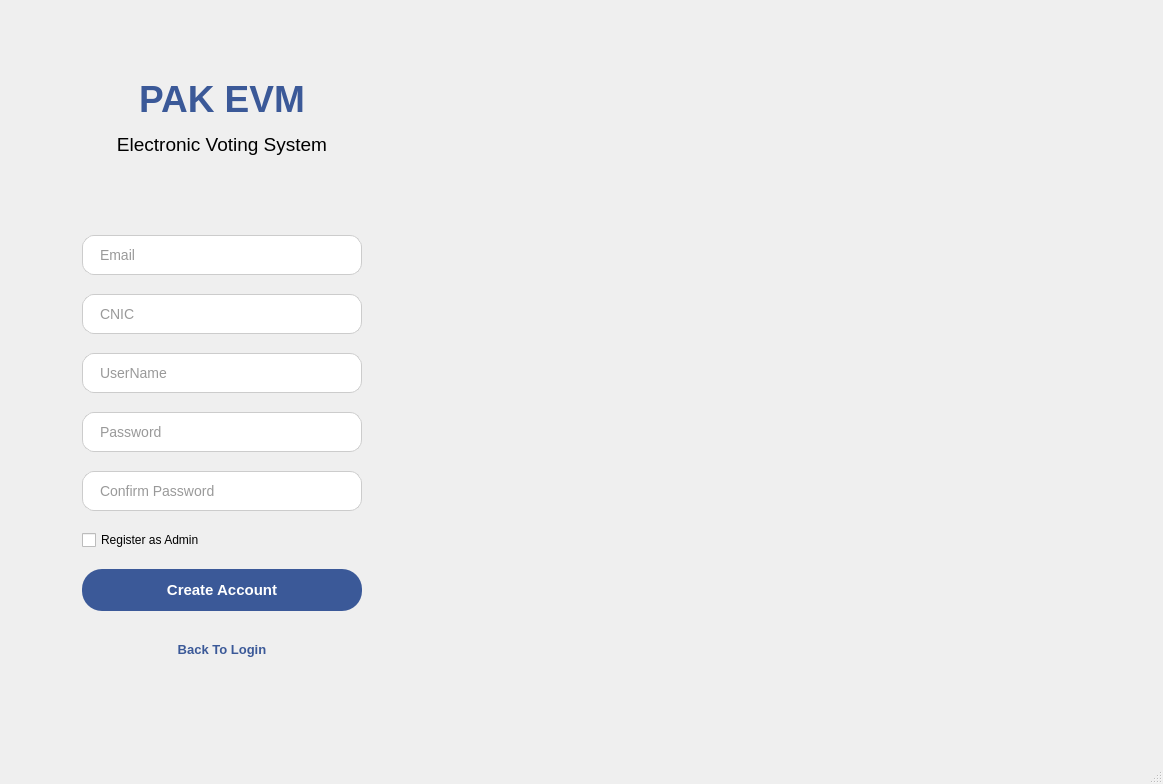
Old version of the form online_voting_app/src/views/mainwindow.ui in the repository goblegue/pak.evm.
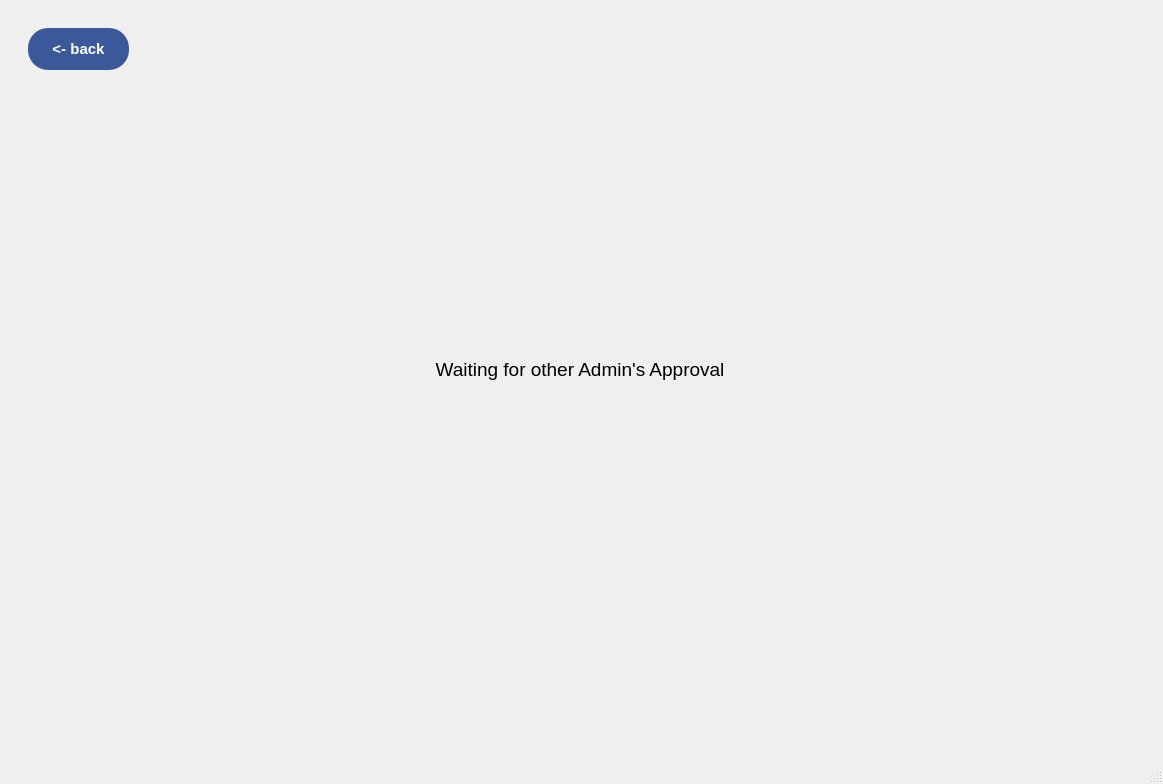
New version of the form. The open tabs and pages were chosen to show the change. Icons and pictures are not drawn.

Commit message: signup seperated

Patch:
```diff
--- a/online_voting_app/src/views/mainwindow.ui
+++ b/online_voting_app/src/views/mainwindow.ui
@@ -190,208 +190,6 @@
       <property name="currentIndex">
        <number>4</number>
       </property>
-      <widget class="QWidget" name="SignupPage">
-       <layout class="QHBoxLayout" name="horizontalLayout_2">
-        <item>
-         <widget class="QFrame" name="leftSignupFrame">
-          <property name="sizePolicy">
-           <sizepolicy hsizetype="Preferred" vsizetype="Preferred">
-            <horstretch>4</horstretch>
-            <verstretch>0</verstretch>
-           </sizepolicy>
-          </property>
-          <property name="frameShape">
-           <enum>QFrame::NoFrame</enum>
-          </property>
-          <layout class="QGridLayout" name="gridLayout_2">
-           <item row="1" column="0" colspan="3">
-            <widget class="QLabel" name="label">
-             <property name="maximumSize">
-              <size>
-               <width>16777215</width>
-               <height>100</height>
-              </size>
-             </property>
-             <property name="text">
-              <string>&lt;html&gt;&lt;head/&gt;&lt;body&gt;&lt;p align=&quot;center&quot;&gt;&lt;span style=&quot; font-size:28pt; font-weight:700; color:#3b5998;&quot;&gt;PAK EVM&lt;/span&gt;&lt;/p&gt;&lt;p align=&quot;center&quot;&gt;&lt;span style=&quot; font-size:14pt; color:#000000;&quot;&gt;Electronic Voting System&lt;/span&gt;&lt;/p&gt;&lt;/body&gt;&lt;/html&gt;</string>
-             </property>
-            </widget>
-           </item>
-           <item row="3" column="2">
-            <spacer name="horizontalSpacer_4">
-             <property name="orientation">
-              <enum>Qt::Vertical</enum>
-             </property>
-             <property name="sizeType">
-              <enum>QSizePolicy::Fixed</enum>
-             </property>
-             <property name="sizeHint" stdset="0">
-              <size>
-               <width>40</width>
-               <height>20</height>
-              </size>
-             </property>
-            </spacer>
-           </item>
-           <item row="0" column="1">
-            <spacer name="verticalSpacer_4">
-             <property name="orientation">
-              <enum>Qt::Vertical</enum>
-             </property>
-             <property name="sizeType">
-              <enum>QSizePolicy::Fixed</enum>
-             </property>
-             <property name="sizeHint" stdset="0">
-              <size>
-               <width>20</width>
-               <height>40</height>
-              </size>
-             </property>
-            </spacer>
-           </item>
-           <item row="2" column="1">
-            <spacer name="verticalSpacer_5">
-             <property name="orientation">
-              <enum>Qt::Vertical</enum>
-             </property>
-             <property name="sizeType">
-              <enum>QSizePolicy::Fixed</enum>
-             </property>
-             <property name="sizeHint" stdset="0">
-              <size>
-               <width>20</width>
-               <height>40</height>
-              </size>
-             </property>
-            </spacer>
-           </item>
-           <item row="3" column="0">
-            <spacer name="horizontalSpacer_3">
-             <property name="orientation">
-              <enum>Qt::Vertical</enum>
-             </property>
-             <property name="sizeType">
-              <enum>QSizePolicy::Fixed</enum>
-             </property>
-             <property name="sizeHint" stdset="0">
-              <size>
-               <width>40</width>
-               <height>20</height>
-              </size>
-             </property>
-            </spacer>
-           </item>
-           <item row="3" column="1">
-            <widget class="QFrame" name="frame_2">
-             <property name="frameShape">
-              <enum>QFrame::NoFrame</enum>
-             </property>
-             <layout class="QGridLayout" name="gridLayout_3">
-              <item row="3" column="0">
-               <widget class="QLineEdit" name="newPasswordInput">
-                <property name="echoMode">
-                 <enum>QLineEdit::Normal</enum>
-                </property>
-                <property name="placeholderText">
-                 <string>Password</string>
-                </property>
-               </widget>
-              </item>
-              <item row="1" column="0">
-               <widget class="QLineEdit" name="cnicInput">
-                <property name="placeholderText">
-                 <string>CNIC</string>
-                </property>
-               </widget>
-              </item>
-              <item row="4" column="0">
-               <widget class="QLineEdit" name="confirmPasswordInput">
-                <property name="echoMode">
-                 <enum>QLineEdit::Normal</enum>
-                </property>
-                <property name="placeholderText">
-                 <string>Confirm Password</string>
-                </property>
-               </widget>
-              </item>
-              <item row="7" column="0">
-               <widget class="QPushButton" name="signupSubmitBtn">
-                <property name="text">
-                 <string>Create Account</string>
-                </property>
-               </widget>
-              </item>
-              <item row="8" column="0">
-               <widget class="QPushButton" name="goToLoginBtn">
-                <property name="text">
-                 <string>Back To Login</string>
-                </property>
-               </widget>
-              </item>
-              <item row="2" column="0">
-               <widget class="QLineEdit" name="newUsernameInput">
-                <property name="text">
-                 <string/>
-                </property>
-                <property name="placeholderText">
-                 <string>UserName</string>
-                </property>
-               </widget>
-              </item>
-              <item row="0" column="0">
-               <widget class="QLineEdit" name="emailInput">
-                <property name="text">
-                 <string/>
-                </property>
-                <property name="placeholderText">
-                 <string>Email</string>
-                </property>
-               </widget>
-              </item>
-              <item row="5" column="0">
-               <widget class="QCheckBox" name="adminCheckBox">
-                <property name="text">
-                 <string>Register as Admin</string>
-                </property>
-               </widget>
-              </item>
-             </layout>
-            </widget>
-           </item>
-           <item row="4" column="1">
-            <spacer name="verticalSpacer_6">
-             <property name="orientation">
-              <enum>Qt::Vertical</enum>
-             </property>
-             <property name="sizeType">
-              <enum>QSizePolicy::Fixed</enum>
-             </property>
-             <property name="sizeHint" stdset="0">
-              <size>
-               <width>20</width>
-               <height>40</height>
-              </size>
-             </property>
-            </spacer>
-           </item>
-          </layout>
-         </widget>
-        </item>
-        <item>
-         <widget class="QFrame" name="rightImageFrame_2">
-          <property name="sizePolicy">
-           <sizepolicy hsizetype="Preferred" vsizetype="Preferred">
-            <horstretch>7</horstretch>
-            <verstretch>0</verstretch>
-           </sizepolicy>
-          </property>
-          <property name="frameShape">
-           <enum>QFrame::NoFrame</enum>
-          </property>
-         </widget>
-        </item>
-       </layout>
-      </widget>
       <widget class="QWidget" name="AdminWaitingPage">
        <layout class="QGridLayout" name="gridLayout_5">
         <item row="0" column="0">
```
The commit also changes 7 other files.
